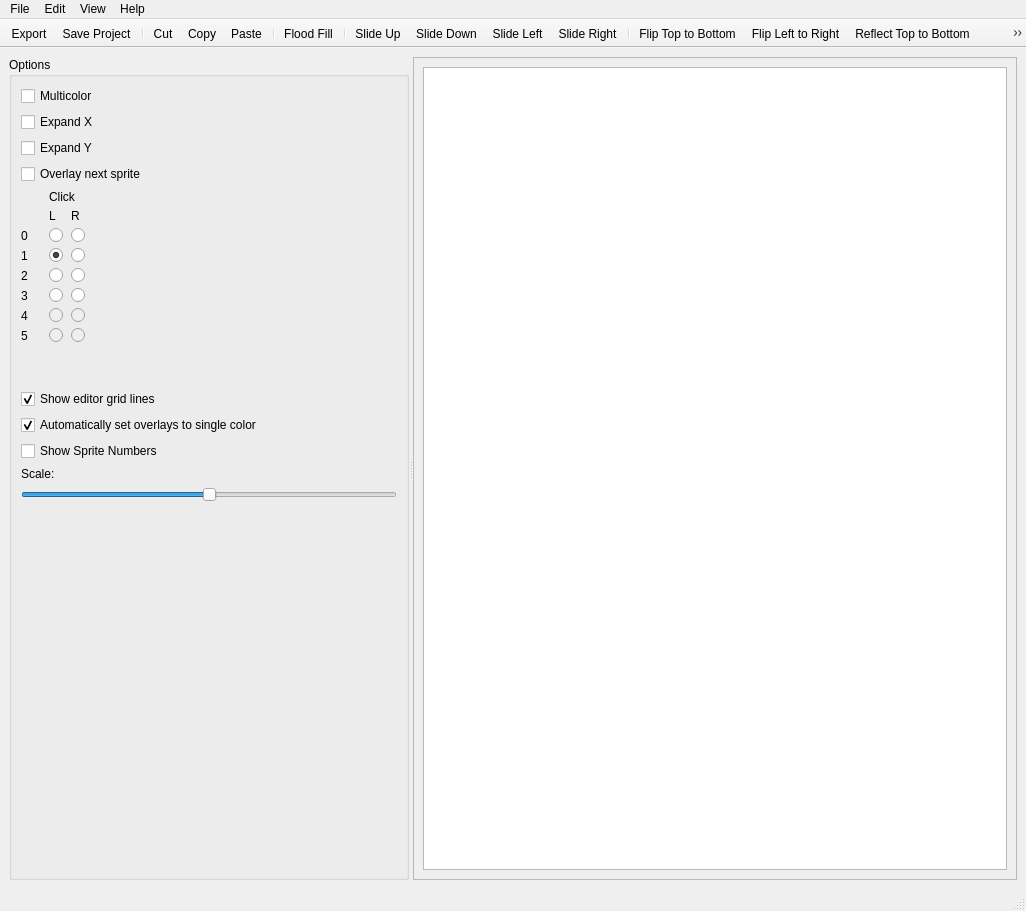
Before: the Qt Designer form mainwindow.ui in jowin202/OpenSprite, drawn with Qt 5.
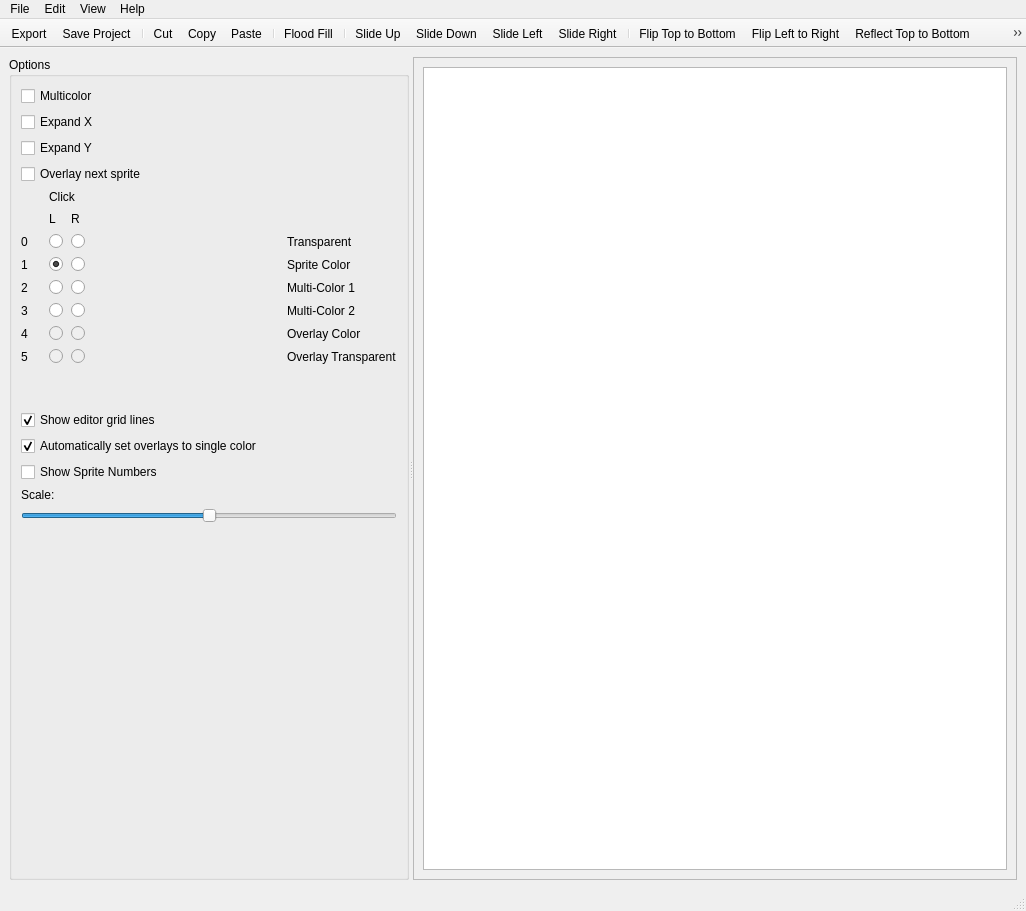
After: the same form once the commit is applied. Icons and pictures are not drawn. Custom widgets are drawn as their Qt base class.

The edit to the form file:
```diff
--- a/mainwindow.ui
+++ b/mainwindow.ui
@@ -89,7 +89,7 @@
          <item row="4" column="0" colspan="3">
           <layout class="QGridLayout" name="gridLayout_5">
            <property name="verticalSpacing">
-            <number>5</number>
+            <number>8</number>
            </property>
            <property name="horizontalSpacing">
             <number>8</number>
@@ -370,6 +370,48 @@
              </property>
             </widget>
            </item>
+           <item row="2" column="6">
+            <widget class="QLabel" name="label_transparent_name">
+             <property name="text">
+              <string>Transparent</string>
+             </property>
+            </widget>
+           </item>
+           <item row="3" column="6">
+            <widget class="QLabel" name="label_sprite_col_name">
+             <property name="text">
+              <string>Sprite Color</string>
+             </property>
+            </widget>
+           </item>
+           <item row="4" column="6">
+            <widget class="QLabel" name="label_mc1_name">
+             <property name="text">
+              <string>Multi-Color 1</string>
+             </property>
+            </widget>
+           </item>
+           <item row="5" column="6">
+            <widget class="QLabel" name="label_mc2_name">
+             <property name="text">
+              <string>Multi-Color 2</string>
+             </property>
+            </widget>
+           </item>
+           <item row="6" column="6">
+            <widget class="QLabel" name="label_oc_name">
+             <property name="text">
+              <string>Overlay Color</string>
+             </property>
+            </widget>
+           </item>
+           <item row="7" column="6">
+            <widget class="QLabel" name="label_ot_name">
+             <property name="text">
+              <string>Overlay Transparent</string>
+             </property>
+            </widget>
+           </item>
           </layout>
          </item>
          <item row="9" column="0">
```
Left out of the diff: 3 changed lines with no effect on the pictures.
